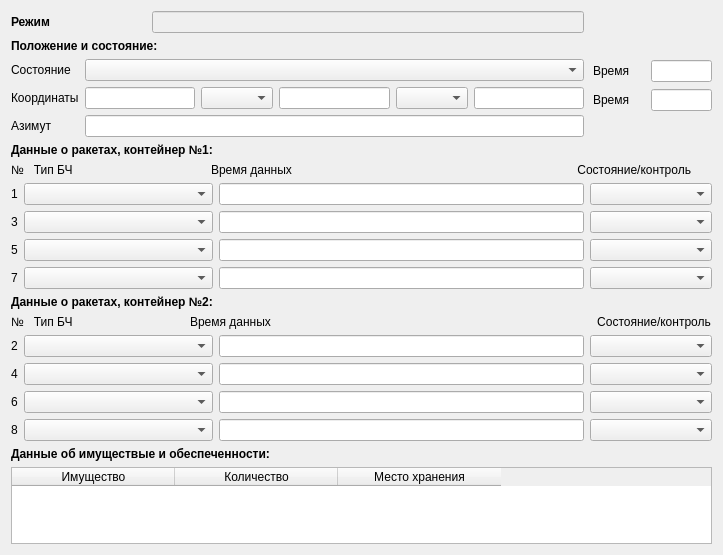
The window that battleOrderChangesBM.ui (rymarchik/InitState) describes before a commit, drawn with Qt 5.
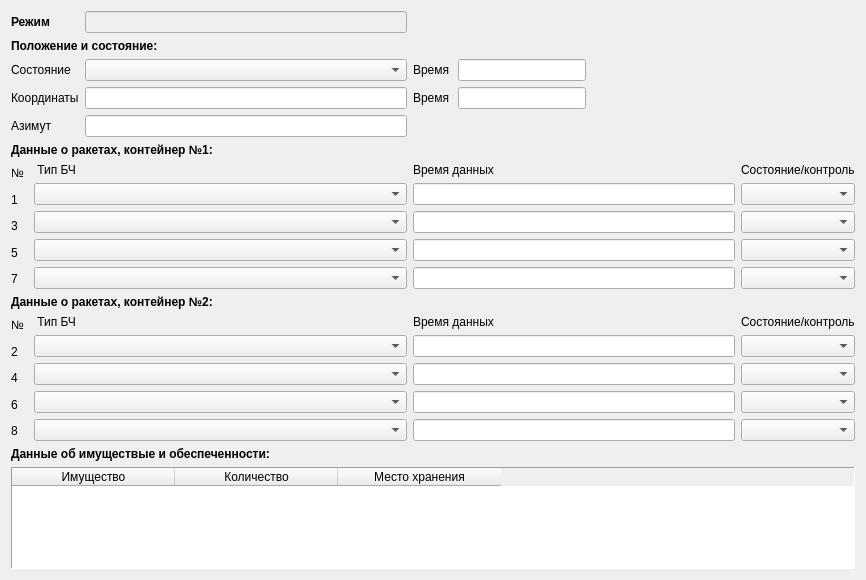
The same window after the commit.

Commit message: V.3.1 edit class battleOrderChangesBM

```diff
--- a/battleOrderChangesBM.ui
+++ b/battleOrderChangesBM.ui
@@ -6,8 +6,8 @@
    <rect>
     <x>0</x>
     <y>0</y>
-    <width>723</width>
-    <height>555</height>
+    <width>866</width>
+    <height>580</height>
    </rect>
   </property>
   <property name="font">
@@ -19,7 +19,14 @@
   <property name="windowTitle">
    <string>Form</string>
   </property>
-  <layout class="QGridLayout" name="gridLayout">
+  <layout class="QGridLayout" name="gridLayout_2">
+   <item row="2" column="1">
+    <widget class="QComboBox" name="comboBoxState">
+     <property name="enabled">
+      <bool>true</bool>
+     </property>
+    </widget>
+   </item>
    <item row="0" column="0">
     <widget class="QLabel" name="labelMode">
      <property name="font">
@@ -36,136 +43,15 @@
      </property>
     </widget>
    </item>
-   <item row="0" column="2" colspan="2">
-    <widget class="QLineEdit" name="lineEditMode">
-     <property name="enabled">
-      <bool>false</bool>
-     </property>
-    </widget>
-   </item>
-   <item row="1" column="0" colspan="3">
-    <widget class="QLabel" name="labelPosition">
-     <property name="font">
-      <font>
-       <weight>75</weight>
-       <bold>true</bold>
-      </font>
-     </property>
-     <property name="text">
-      <string>Положение и состояние:</string>
-     </property>
-    </widget>
-   </item>
-   <item row="2" column="0">
-    <widget class="QLabel" name="labelState">
-     <property name="text">
-      <string>Состояние</string>
-     </property>
-    </widget>
-   </item>
-   <item row="2" column="4" rowspan="3">
-    <layout class="QGridLayout" name="gridLayout_3">
-     <property name="leftMargin">
-      <number>3</number>
-     </property>
-     <property name="topMargin">
-      <number>1</number>
-     </property>
-     <property name="rightMargin">
-      <number>0</number>
-     </property>
-     <property name="bottomMargin">
-      <number>26</number>
-     </property>
-     <property name="horizontalSpacing">
-      <number>21</number>
-     </property>
-     <property name="verticalSpacing">
-      <number>7</number>
-     </property>
-     <item row="0" column="0">
-      <widget class="QLabel" name="labelTime_1">
-       <property name="text">
-        <string>Время</string>
-       </property>
-       <property name="buddy">
-        <cstring>lineEditTimeState</cstring>
-       </property>
-      </widget>
-     </item>
-     <item row="1" column="0">
-      <widget class="QLabel" name="labelTime_2">
-       <property name="text">
-        <string>Время</string>
-       </property>
-       <property name="buddy">
-        <cstring>lineEditTimeCoordinates</cstring>
-       </property>
-      </widget>
-     </item>
-     <item row="1" column="1" colspan="2">
-      <widget class="QLineEdit" name="lineEditTimeCoordinates"/>
-     </item>
-     <item row="0" column="1" colspan="2">
-      <widget class="QLineEdit" name="lineEditTimeState"/>
-     </item>
-    </layout>
-   </item>
-   <item row="3" column="0">
-    <widget class="QLabel" name="labelCoordinates">
-     <property name="text">
-      <string>Координаты</string>
-     </property>
-    </widget>
-   </item>
-   <item row="3" column="1" colspan="3">
-    <layout class="QHBoxLayout" name="horizontalLayout_3">
-     <item>
-      <widget class="QLineEdit" name="lineEditLatitude"/>
-     </item>
-     <item>
-      <widget class="QComboBox" name="comboBoxNS">
-       <property name="acceptDrops">
-        <bool>true</bool>
-       </property>
-      </widget>
-     </item>
-     <item>
-      <widget class="QLineEdit" name="lineEditLongitude"/>
-     </item>
-     <item>
-      <widget class="QComboBox" name="comboBoxEW"/>
-     </item>
-     <item>
-      <widget class="QLineEdit" name="lineEditHeight"/>
-     </item>
-    </layout>
-   </item>
-   <item row="4" column="0">
-    <widget class="QLabel" name="labelAzimuth">
-     <property name="text">
-      <string>Азимут</string>
-     </property>
-     <property name="buddy">
-      <cstring>lineEditAzimuth</cstring>
-     </property>
-    </widget>
-   </item>
-   <item row="5" column="0" colspan="3">
-    <widget class="QLabel" name="labelDataRockets_1">
-     <property name="font">
-      <font>
-       <weight>75</weight>
-       <bold>true</bold>
-      </font>
-     </property>
-     <property name="text">
-      <string>Данные о ракетах, контейнер №1:</string>
-     </property>
-    </widget>
-   </item>
-   <item row="7" column="3">
+   <item row="6" column="2">
     <layout class="QVBoxLayout" name="verticalLayout_3">
+     <item>
+      <widget class="QLabel" name="labelDataTime_1">
+       <property name="text">
+        <string>Время данных</string>
+       </property>
+      </widget>
+     </item>
      <item>
       <widget class="QLineEdit" name="lineEditTime_1"/>
      </item>
@@ -180,23 +66,7 @@
      </item>
     </layout>
    </item>
-   <item row="7" column="4">
-    <layout class="QVBoxLayout" name="verticalLayout_4">
-     <item>
-      <widget class="QComboBox" name="comboBoxState_1"/>
-     </item>
-     <item>
-      <widget class="QComboBox" name="comboBoxState_3"/>
-     </item>
-     <item>
-      <widget class="QComboBox" name="comboBoxState_5"/>
-     </item>
-     <item>
-      <widget class="QComboBox" name="comboBoxState_7"/>
-     </item>
-    </layout>
-   </item>
-   <item row="8" column="0" colspan="3">
+   <item row="7" column="0" colspan="2">
     <widget class="QLabel" name="labelDataRockets_2">
      <property name="font">
       <font>
@@ -209,24 +79,15 @@
      </property>
     </widget>
    </item>
-   <item row="10" column="3">
-    <layout class="QVBoxLayout" name="verticalLayout_7">
-     <item>
-      <widget class="QLineEdit" name="lineEditTime_2"/>
-     </item>
-     <item>
-      <widget class="QLineEdit" name="lineEditTime_4"/>
-     </item>
-     <item>
-      <widget class="QLineEdit" name="lineEditTime_6"/>
-     </item>
-     <item>
-      <widget class="QLineEdit" name="lineEditTime_8"/>
-     </item>
-    </layout>
-   </item>
-   <item row="10" column="4">
+   <item row="8" column="3">
     <layout class="QVBoxLayout" name="verticalLayout_8">
+     <item>
+      <widget class="QLabel" name="labelDataState_2">
+       <property name="text">
+        <string>Состояние/контроль</string>
+       </property>
+      </widget>
+     </item>
      <item>
       <widget class="QComboBox" name="comboBoxState_2"/>
      </item>
@@ -241,73 +102,20 @@
      </item>
     </layout>
    </item>
-   <item row="11" column="0" colspan="4">
-    <widget class="QLabel" name="labelData">
-     <property name="font">
-      <font>
-       <weight>75</weight>
-       <bold>true</bold>
-      </font>
-     </property>
-     <property name="text">
-      <string>Данные об имуществые и обеспеченности:</string>
-     </property>
-    </widget>
+   <item row="3" column="1">
+    <widget class="QLineEdit" name="lineEditCoordinates"/>
    </item>
-   <item row="12" column="0" colspan="5">
-    <widget class="QTableWidget" name="tableWidgetData">
-     <attribute name="horizontalHeaderDefaultSectionSize">
-      <number>163</number>
-     </attribute>
-     <column>
-      <property name="text">
-       <string>Имущество</string>
-      </property>
-      <property name="font">
-       <font>
-        <weight>50</weight>
-        <bold>false</bold>
-       </font>
-      </property>
-     </column>
-     <column>
-      <property name="text">
-       <string>Количество</string>
-      </property>
-      <property name="font">
-       <font>
-        <weight>50</weight>
-        <bold>false</bold>
-       </font>
-      </property>
-     </column>
-     <column>
-      <property name="text">
-       <string>Место хранения</string>
-      </property>
-      <property name="font">
-       <font>
-        <weight>50</weight>
-        <bold>false</bold>
-       </font>
-      </property>
-     </column>
-    </widget>
-   </item>
-   <item row="2" column="1" colspan="3">
-    <widget class="QComboBox" name="comboBoxState">
-     <property name="enabled">
-      <bool>true</bool>
-     </property>
-    </widget>
-   </item>
-   <item row="4" column="1" colspan="3">
-    <widget class="QLineEdit" name="lineEditAzimuth"/>
-   </item>
-   <item row="7" column="0" colspan="3">
+   <item row="6" column="0" colspan="2">
     <layout class="QFormLayout" name="formLayout">
      <item row="0" column="0">
       <layout class="QVBoxLayout" name="verticalLayout">
+       <item>
+        <widget class="QLabel" name="label">
+         <property name="text">
+          <string>№ </string>
+         </property>
+        </widget>
+       </item>
        <item>
         <widget class="QLabel" name="label_13">
          <property name="text">
@@ -340,6 +148,19 @@
      </item>
      <item row="0" column="1">
       <layout class="QVBoxLayout" name="verticalLayout_2">
+       <item>
+        <widget class="QLabel" name="labeDataType_1">
+         <property name="font">
+          <font>
+           <weight>50</weight>
+           <bold>false</bold>
+          </font>
+         </property>
+         <property name="text">
+          <string> Тип БЧ       </string>
+         </property>
+        </widget>
+       </item>
        <item>
         <widget class="QComboBox" name="comboBoxType_1"/>
        </item>
@@ -356,76 +177,89 @@
      </item>
     </layout>
    </item>
-   <item row="6" column="0" colspan="5">
-    <layout class="QHBoxLayout" name="horizontalLayout">
-     <property name="rightMargin">
-      <number>20</number>
-     </property>
-     <item>
-      <widget class="QLabel" name="labeDataType_1">
-       <property name="font">
-        <font>
-         <weight>50</weight>
-         <bold>false</bold>
-        </font>
-       </property>
-       <property name="text">
-        <string>№   Тип БЧ       </string>
-       </property>
-      </widget>
-     </item>
-     <item>
-      <widget class="QLabel" name="labelDataTime_1">
-       <property name="text">
-        <string>Время данных</string>
-       </property>
-      </widget>
-     </item>
+   <item row="6" column="3">
+    <layout class="QVBoxLayout" name="verticalLayout_4">
      <item>
       <widget class="QLabel" name="labelDataState_1">
        <property name="text">
-        <string>                                                  Состояние/контроль</string>
+        <string>Состояние/контроль</string>
        </property>
       </widget>
      </item>
+     <item>
+      <widget class="QComboBox" name="comboBoxState_1"/>
+     </item>
+     <item>
+      <widget class="QComboBox" name="comboBoxState_3"/>
+     </item>
+     <item>
+      <widget class="QComboBox" name="comboBoxState_5"/>
+     </item>
+     <item>
+      <widget class="QComboBox" name="comboBoxState_7"/>
+     </item>
     </layout>
    </item>
-   <item row="10" column="0" colspan="3">
+   <item row="8" column="0" colspan="2">
     <layout class="QFormLayout" name="formLayout_2">
      <item row="0" column="0">
       <layout class="QVBoxLayout" name="verticalLayout_5">
        <item>
-        <widget class="QLabel" name="label_17">
-         <property name="text">
-          <string>2</string>
-         </property>
-        </widget>
-       </item>
-       <item>
-        <widget class="QLabel" name="label_18">
-         <property name="text">
-          <string>4</string>
-         </property>
-        </widget>
-       </item>
-       <item>
-        <widget class="QLabel" name="label_20">
-         <property name="text">
-          <string>6</string>
-         </property>
-        </widget>
-       </item>
-       <item>
-        <widget class="QLabel" name="label_21">
-         <property name="text">
-          <string>8</string>
-         </property>
-        </widget>
+        <layout class="QVBoxLayout" name="verticalLayout_13">
+         <item>
+          <widget class="QLabel" name="label_2">
+           <property name="text">
+            <string>№ </string>
+           </property>
+          </widget>
+         </item>
+         <item>
+          <widget class="QLabel" name="label_19">
+           <property name="text">
+            <string>2</string>
+           </property>
+          </widget>
+         </item>
+         <item>
+          <widget class="QLabel" name="label_22">
+           <property name="text">
+            <string>4</string>
+           </property>
+          </widget>
+         </item>
+         <item>
+          <widget class="QLabel" name="label_23">
+           <property name="text">
+            <string>6</string>
+           </property>
+          </widget>
+         </item>
+         <item>
+          <widget class="QLabel" name="label_24">
+           <property name="text">
+            <string>8</string>
+           </property>
+          </widget>
+         </item>
+        </layout>
        </item>
       </layout>
      </item>
      <item row="0" column="1">
       <layout class="QVBoxLayout" name="verticalLayout_6">
+       <item>
+        <widget class="QLabel" name="labeDataType_2">
+         <property name="font">
+          <font>
+           <weight>50</weight>
+           <bold>false</bold>
+          </font>
+         </property>
+         <property name="text">
+          <string> Тип БЧ       </string>
+         </property>
+        </widget>
+       </item>
        <item>
         <widget class="QComboBox" name="comboBoxType_2"/>
        </item>
@@ -442,40 +276,199 @@
      </item>
     </layout>
    </item>
-   <item row="9" column="0" colspan="5">
-    <layout class="QHBoxLayout" name="horizontalLayout_2">
-     <property name="rightMargin">
-      <number>1</number>
-     </property>
-     <item>
-      <widget class="QLabel" name="labelDataType_2">
-       <property name="font">
-        <font>
-         <weight>50</weight>
-         <bold>false</bold>
-        </font>
-       </property>
-       <property name="text">
-        <string>№   Тип БЧ       </string>
-       </property>
-      </widget>
-     </item>
+   <item row="8" column="2">
+    <layout class="QVBoxLayout" name="verticalLayout_7">
      <item>
       <widget class="QLabel" name="labelDataTime_2">
        <property name="text">
-        <string>Время данных                                                                    </string>
+        <string>Время данных</string>
        </property>
       </widget>
      </item>
      <item>
-      <widget class="QLabel" name="labelDataState_2">
+      <widget class="QLineEdit" name="lineEditTime_2"/>
+     </item>
+     <item>
+      <widget class="QLineEdit" name="lineEditTime_4"/>
+     </item>
+     <item>
+      <widget class="QLineEdit" name="lineEditTime_6"/>
+     </item>
+     <item>
+      <widget class="QLineEdit" name="lineEditTime_8"/>
+     </item>
+    </layout>
+   </item>
+   <item row="9" column="0" colspan="2">
+    <widget class="QLabel" name="labelData">
+     <property name="font">
+      <font>
+       <weight>75</weight>
+       <bold>true</bold>
+      </font>
+     </property>
+     <property name="text">
+      <string>Данные об имуществые и обеспеченности:</string>
+     </property>
+    </widget>
+   </item>
+   <item row="0" column="1">
+    <widget class="QLineEdit" name="lineEditMode">
+     <property name="enabled">
+      <bool>false</bool>
+     </property>
+    </widget>
+   </item>
+   <item row="2" column="2" rowspan="3">
+    <layout class="QFormLayout" name="formLayout_4">
+     <property name="sizeConstraint">
+      <enum>QLayout::SetDefaultConstraint</enum>
+     </property>
+     <property name="horizontalSpacing">
+      <number>8</number>
+     </property>
+     <property name="verticalSpacing">
+      <number>6</number>
+     </property>
+     <property name="leftMargin">
+      <number>0</number>
+     </property>
+     <property name="topMargin">
+      <number>0</number>
+     </property>
+     <property name="rightMargin">
+      <number>149</number>
+     </property>
+     <property name="bottomMargin">
+      <number>24</number>
+     </property>
+     <item row="0" column="0">
+      <widget class="QLabel" name="labelTime_1">
        <property name="text">
-        <string>                            Состояние/контроль</string>
+        <string>Время</string>
        </property>
       </widget>
      </item>
+     <item row="0" column="1">
+      <widget class="QLineEdit" name="lineEditTimeState"/>
+     </item>
+     <item row="1" column="0">
+      <widget class="QLabel" name="labelTime_2">
+       <property name="text">
+        <string>Время</string>
+       </property>
+       <property name="buddy">
+        <cstring>lineEditTimeCoordinates</cstring>
+       </property>
+      </widget>
+     </item>
+     <item row="1" column="1">
+      <widget class="QLineEdit" name="lineEditTimeCoordinates"/>
+     </item>
     </layout>
    </item>
+   <item row="3" column="0">
+    <widget class="QLabel" name="labelCoordinates">
+     <property name="text">
+      <string>Координаты</string>
+     </property>
+    </widget>
+   </item>
+   <item row="4" column="0">
+    <widget class="QLabel" name="labelAzimuth">
+     <property name="text">
+      <string>Азимут</string>
+     </property>
+     <property name="buddy">
+      <cstring>lineEditAzimuth</cstring>
+     </property>
+    </widget>
+   </item>
+   <item row="4" column="1">
+    <widget class="QLineEdit" name="lineEditAzimuth"/>
+   </item>
+   <item row="5" column="0" colspan="2">
+    <widget class="QLabel" name="labelDataRockets_1">
+     <property name="font">
+      <font>
+       <weight>75</weight>
+       <bold>true</bold>
+      </font>
+     </property>
+     <property name="text">
+      <string>Данные о ракетах, контейнер №1:</string>
+     </property>
+    </widget>
+   </item>
+   <item row="1" column="0" colspan="2">
+    <widget class="QLabel" name="labelPosition">
+     <property name="font">
+      <font>
+       <weight>75</weight>
+       <bold>true</bold>
+      </font>
+     </property>
+     <property name="text">
+      <string>Положение и состояние:</string>
+     </property>
+    </widget>
+   </item>
+   <item row="10" column="0" colspan="4">
+    <widget class="QTableWidget" name="tableWidgetData">
+     <property name="frameShape">
+      <enum>QFrame::Panel</enum>
+     </property>
+     <property name="selectionBehavior">
+      <enum>QAbstractItemView::SelectRows</enum>
+     </property>
+     <property name="gridStyle">
+      <enum>Qt::SolidLine</enum>
+     </property>
+     <attribute name="horizontalHeaderDefaultSectionSize">
+      <number>163</number>
+     </attribute>
+     <column>
+      <property name="text">
+       <string>Имущество</string>
+      </property>
+      <property name="font">
+       <font>
+        <weight>50</weight>
+        <bold>false</bold>
+       </font>
+      </property>
+     </column>
+     <column>
+      <property name="text">
+       <string>Количество</string>
+      </property>
+      <property name="font">
+       <font>
+        <weight>50</weight>
+        <bold>false</bold>
+       </font>
+      </property>
+     </column>
+     <column>
+      <property name="text">
+       <string>Место хранения</string>
+      </property>
+      <property name="font">
+       <font>
+        <weight>50</weight>
+        <bold>false</bold>
+       </font>
+      </property>
+     </column>
+    </widget>
+   </item>
+   <item row="2" column="0">
+    <widget class="QLabel" name="labelState">
+     <property name="text">
+      <string>Состояние</string>
+     </property>
+    </widget>
+   </item>
   </layout>
  </widget>
  <resources/>
```
Left out of the diff: 20 changed lines with no effect on the pictures. The commit also changes 7 other files.
